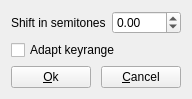
Qt form sources/editor/tools/transpose/tooltranspose_gui.ui (davy7125/polyphone) before a commit.
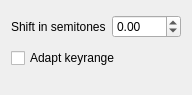
The same form after that commit.

Commit message:
Button order in dialogs
Closes #322

Diff of the .ui file:
```diff
--- a/sources/editor/tools/transpose/tooltranspose_gui.ui
+++ b/sources/editor/tools/transpose/tooltranspose_gui.ui
@@ -29,35 +29,7 @@
     </widget>
    </item>
    <item row="2" column="0" colspan="2">
-    <layout class="QHBoxLayout" name="horizontalLayout">
-     <item>
-      <widget class="QPushButton" name="pushOk">
-       <property name="text">
-        <string>&amp;Ok</string>
-       </property>
-      </widget>
-     </item>
-     <item>
-      <spacer name="horizontalSpacer">
-       <property name="orientation">
-        <enum>Qt::Horizontal</enum>
-       </property>
-       <property name="sizeHint" stdset="0">
-        <size>
-         <width>40</width>
-         <height>20</height>
-        </size>
-       </property>
-      </spacer>
-     </item>
-     <item>
-      <widget class="QPushButton" name="pushCancel">
-       <property name="text">
-        <string>&amp;Cancel</string>
-       </property>
-      </widget>
-     </item>
-    </layout>
+    <widget class="QDialogButtonBox" name="buttonBox"/>
    </item>
    <item row="0" column="1">
     <widget class="QDoubleSpinBox" name="spinTon">
```
Left out of the diff: 2 changed lines with no effect on the pictures. The commit also changes 89 other files.
